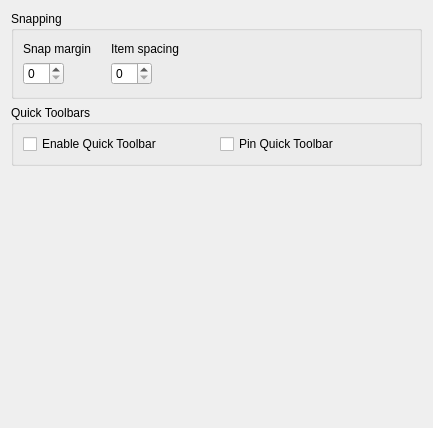
qt-creator/qt-creator, file src/plugins/qmldesigner/settingspage.ui: the form before one commit.
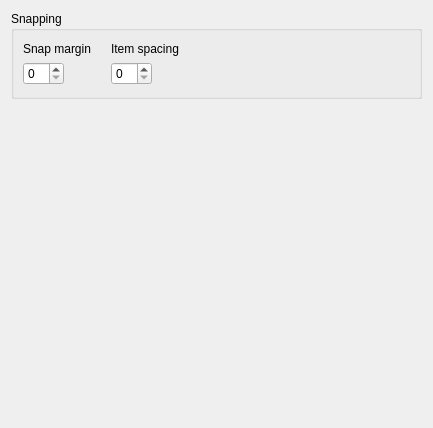
The form after the commit.

Commit message:
QmlDesigner: remove QuickToolBar from QmlDesigner
QuickToolBar is moved to QmlJsEditor

For some widgets and resources QmlDesigner relies now on
lib/qmleditorwidgets

Diff of the .ui file:
```diff
--- a/src/plugins/qmldesigner/settingspage.ui
+++ b/src/plugins/qmldesigner/settingspage.ui
@@ -99,32 +99,6 @@
     </widget>
    </item>
    <item row="1" column="0">
-    <widget class="QGroupBox" name="groupBox">
-     <property name="title">
-      <string>Quick Toolbars</string>
-     </property>
-     <layout class="QHBoxLayout" name="horizontalLayout">
-      <item>
-       <widget class="QCheckBox" name="textEditHelperCheckBox">
-        <property name="text">
-         <string>Enable Quick Toolbar</string>
-        </property>
-       </widget>
-      </item>
-      <item>
-       <widget class="QCheckBox" name="textEditHelperCheckBoxPin">
-        <property name="toolTip">
-         <string>If enabled the toolbar will remain pinned to an absolute position.</string>
-        </property>
-        <property name="text">
-         <string>Pin Quick Toolbar</string>
-        </property>
-       </widget>
-      </item>
-     </layout>
-    </widget>
-   </item>
-   <item row="2" column="0">
     <spacer name="verticalSpacer">
      <property name="orientation">
       <enum>Qt::Vertical</enum>
```
The commit also changes 8 other files.
